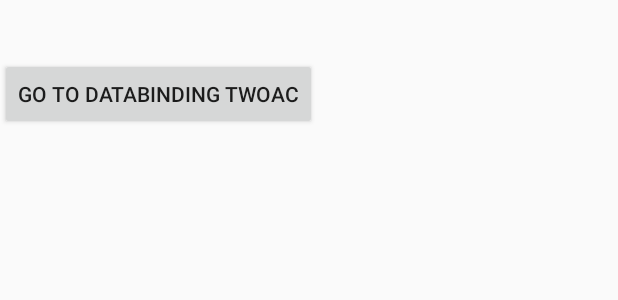
After one commit to wahahabao/AWL_WoNongYun, an Android app: the layout activity_databindingdemo.xml on its own in the app's theme, with its tools: preview values and no code run, on a phone screen of 412 x 824 dp. The commit adds this screen. Shown: the top 300 px of the screen. Run offline under Robolectric (Android 15) with nearby library versions, the phone set to English and light mode, and no system bars.

Commit message:
DataBinding练习demo

```diff
--- a/app/build.gradle
+++ b/app/build.gradle
@@ -17,6 +17,12 @@ android {
             proguardFiles getDefaultProguardFile('proguard-android.txt'), 'proguard-rules.pro'
         }
     }
+
+    //核心配置代码在这里
+    dataBinding{
+        enabled = true
+    }
+
 }
 
 dependencies {
--- a/app/src/main/AndroidManifest.xml
+++ b/app/src/main/AndroidManifest.xml
@@ -22,6 +22,8 @@
         <activity android:name=".ui.activity.TwoActivity">
         </activity>
         <activity android:name=".glide.GlideActivity"></activity>
+        <activity android:name=".databinding.DataBindingDemoActivity"></activity>
+        <activity android:name=".databinding.DataBindingDemoAcTwo"></activity>
     </application>
 
 </manifest>
--- a/app/src/main/java/com/wonongyun/awl/awl_wonongyun/glide/GlideActivity.java
+++ b/app/src/main/java/com/wonongyun/awl/awl_wonongyun/glide/GlideActivity.java
@@ -40,8 +40,8 @@ public class GlideActivity extends Activity {
 
     private void uploadPic(){
         //.placeholder(R.drawable.loading)
-//        String url = "http://timgsa.baidu.com/timg?image&quality=80&size=b10000_10000&sec=1509606622&di=c839ba5648343143adc894f9ad68b6b5&imgtype=jpg&src=http%3A%2F%2Fimg6.bdstatic.com%2Fimg%2Fimage%2Fpublic%2Fliuling.jpg";
-        String url = "http://p1.pstatp.com/large/166200019850062839d3";
-        Glide.with(this).load(url).placeholder(R.drawable.loading).error(R.drawable.error).diskCacheStrategy(DiskCacheStrategy.NONE).into(ivUploadPic);
+        String url = "http://timgsa.baidu.com/timg?image&quality=80&size=b10000_10000&sec=1509606622&di=c839ba5648343143adc894f9ad68b6b5&imgtype=jpg&src=http%3A%2F%2Fimg6.bdstatic.com%2Fimg%2Fimage%2Fpublic%2Fliuling.jpg";
+//        String url = "http://p1.pstatp.com/large/166200019850062839d3";
+        Glide.with(this).load(url).placeholder(R.drawable.loading).crossFade(5000).error(R.drawable.error).diskCacheStrategy(DiskCacheStrategy.NONE).into(ivUploadPic);
     }
 }
--- /dev/null
+++ b/app/src/main/res/layout/activity_databindingdemo.xml
@@ -0,0 +1,30 @@
+<?xml version="1.0" encoding="utf-8"?>
+<layout xmlns:android="http://schemas.android.com/apk/res/android">
+    <data>
+        <variable
+            name="awl"
+            type="com.wonongyun.awl.awl_wonongyun.databinding.model.user"/>
+    </data>
+    <LinearLayout
+        android:orientation="vertical"
+        android:layout_width="match_parent"
+        android:layout_height="match_parent">
+
+        <TextView
+            android:layout_width="wrap_content"
+            android:layout_height="wrap_content"
+            android:text="@{awl.name}"
+            />
+        <TextView
+            android:layout_width="wrap_content"
+            android:layout_height="wrap_content"
+            android:text="@{awl.phone}"
+            />
+        <Button
+            android:layout_width="wrap_content"
+            android:layout_height="wrap_content"
+            android:id="@+id/btn_goto_databingtwo"
+            android:text="go to databinding twoAC"
+            android:onClick="onClick"/>
+    </LinearLayout>
+</layout>
--- a/app/src/main/res/layout/activity_main.xml
+++ b/app/src/main/res/layout/activity_main.xml
@@ -40,5 +40,10 @@
         android:layout_height="wrap_content"
         android:id="@+id/btn_to_glideAc"
         android:text="打开GlideA"/>
+    <Button
+        android:layout_width="wrap_content"
+        android:layout_height="wrap_content"
+        android:id="@+id/btn_to_databindingdemo"
+        android:text="go to databinding"/>
 
 </LinearLayout>
```
Also changed, not shown: app/src/main/java/com/wonongyun/awl/awl_wonongyun/MainActivity.java (+10 -0 lines), app/src/main/java/com/wonongyun/awl/awl_wonongyun/databinding/DataBindingDemoAcTwo.java (added, +37 -0 lines), app/src/main/java/com/wonongyun/awl/awl_wonongyun/databinding/DataBindingDemoActivity.java (added, +42 -0 lines), app/src/main/java/com/wonongyun/awl/awl_wonongyun/databinding/model/DataBindingTwoModel.java (added, +14 -0 lines), app/src/main/java/com/wonongyun/awl/awl_wonongyun/databinding/model/user.java (added, +21 -0 lines), app/src/main/res/layout/activity_databindingtwo.xml (added, +23 -0 lines).
